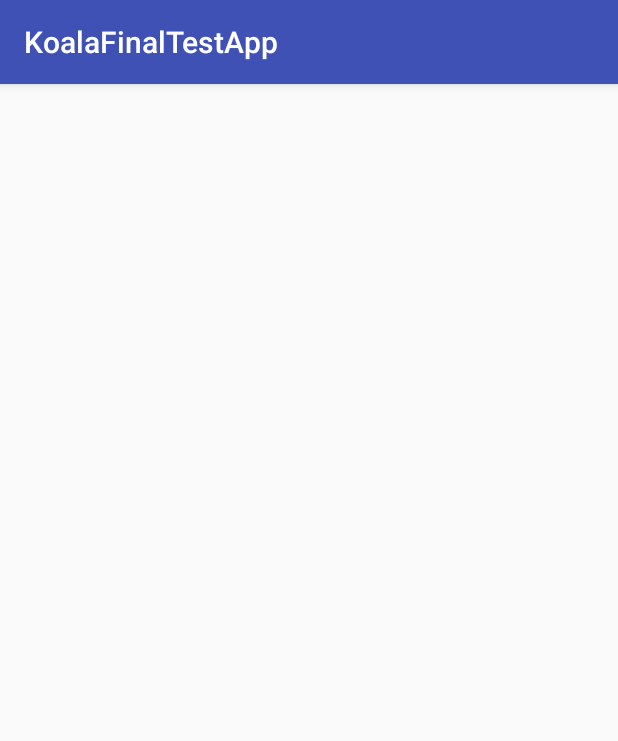
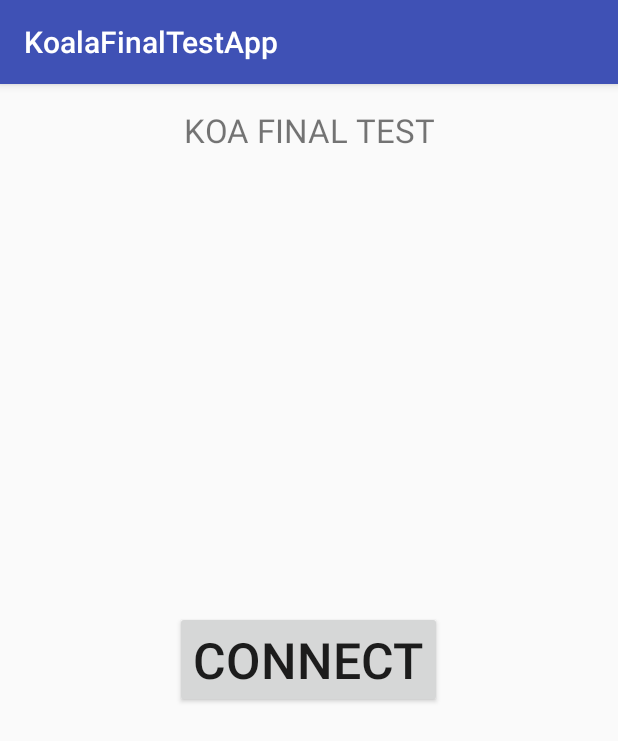
Before and after one commit to DevinLow/koala, an Android app: the screen it shows after launch (MainActivity), after a tap on "cancel", on a phone screen of 412 x 824 dp. Shown: the top 741 px of the screen. Run offline under Robolectric (Android 15) with nearby library versions, the phone set to English and light mode, and no system bars; libraries missing offline, so code that uses them is left out: com.ospicon.koalasdk; 20 statements that could not run were skipped; 1 other tap on this screen came first.

Commit message:
add layout_result_windows add Class configinfo

```diff
--- a/app/src/main/java/com/ospicon/koalafinaltestapp/MainActivity.java
+++ b/app/src/main/java/com/ospicon/koalafinaltestapp/MainActivity.java
@@ -1,6 +1,7 @@
 package com.ospicon.koalafinaltestapp;
 
 import android.bluetooth.BluetoothDevice;
+import android.os.Parcel;
 import android.support.v7.app.AppCompatActivity;
 import android.os.Bundle;
 import android.util.Log;
@@ -51,6 +52,25 @@ public class MainActivity extends AppCompatActivity implements KoalaInterface {
     public int mFiber;
     public int mSound;
     public int mPacketCount;
+
+    public LinearLayout layoutResutWindow;
+   // public TextView tv_title;
+    public TextView tv_matname;
+    public TextView tv_btaddr;
+    public TextView tv_matfw;
+    public TextView tv_btfw;
+    public TextView tv_matmodel;
+    public TextView tv_matrssi;
+    public TextView tv_soundlvllow;
+    public TextView tv_soundlvlhigh;
+    public TextView tv_breath;
+    public TextView tv_temperature;
+    public TextView tv_nobreath;
+    public TextView tv_outofmat;
+    public TextView tv_factroyreset;
+    public TextView tv_result;
+    public Button bt_test1;
+    public Button bt_test2;
     @Override
     protected void onCreate(Bundle savedInstanceState) {
         super.onCreate(savedInstanceState);
@@ -60,15 +80,16 @@ public class MainActivity extends AppCompatActivity implements KoalaInterface {
 
         mConnectStatus=1;// means disconnect
         initAccessoryWindow();
+        initResultWindow();
         btConnect = (Button) findViewById(R.id.bt_connect);
         btConnect.setOnClickListener(new View.OnClickListener() {
             @Override
             public void onClick(View v) {
-//                if(mConnectStatus==0){
-//                    koalaSDK.disconnectKoala();
-//                } else if(mConnectStatus==1 || mConnectStatus==2){
-//                    koalaSDK.scanKoala(true);
-//                }
+                if (mConnectStatus == 0) {
+                    koalaSDK.disconnectKoala();
+                } else if (mConnectStatus == 1 || mConnectStatus == 2) {
+                    koalaSDK.scanKoala(true);
+                }
                 showAccessoryWindow();
                 btConnect.setVisibility(View.GONE);
             }
@@ -87,7 +108,7 @@ public class MainActivity extends AppCompatActivity implements KoalaInterface {
         btnCancelAccessory.setOnClickListener(new View.OnClickListener() {
             @Override
             public void onClick(View v) {
-                btConnect.setVisibility(View.GONE);
+                btConnect.setVisibility(View.VISIBLE);
                 layoutAccessoryWindow.setVisibility(View.INVISIBLE);
             }
         });
@@ -100,6 +121,7 @@ public class MainActivity extends AppCompatActivity implements KoalaInterface {
                 deviceAdapter.setSelectedIndex(position);
                 deviceAdapter.notifyDataSetChanged();
                 BleDevice device = deviceList.get(position);
+                koalaSDK.connectKoala(device.addr);
             }
         });
     }
@@ -121,6 +143,43 @@ public class MainActivity extends AppCompatActivity implements KoalaInterface {
             deviceList.add(device);
         }
         deviceAdapter.notifyDataSetChanged();
+    }
+    private void initResultWindow(){
+        layoutResutWindow=(LinearLayout)findViewById(R.id.layout_result_window);
+        layoutResutWindow.setVisibility(View.INVISIBLE);
+        tv_matname=(TextView)findViewById(R.id.tv_matname);
+        tv_btaddr=(TextView)findViewById(R.id.tv_btaddr);
+        tv_matfw=(TextView)findViewById(R.id.tv_matfw);
+        tv_btfw=(TextView)findViewById(R.id.tv_btfw);
+        tv_matmodel=(TextView)findViewById(R.id.tv_matmodel);
+        tv_matrssi=(TextView)findViewById(R.id.tv_matrssi);
+        tv_soundlvllow=(TextView)findViewById(R.id.tv_soundlvllow);
+        tv_soundlvlhigh=(TextView)findViewById(R.id.tv_soundlvlhigh);
+        tv_breath=(TextView)findViewById(R.id.tv_breath);
+        tv_temperature=(TextView)findViewById(R.id.tv_temperature);
+        tv_nobreath=(TextView)findViewById(R.id.tv_nobreath);
+        tv_outofmat=(TextView)findViewById(R.id.tv_outofmat);
+        tv_factroyreset=(TextView)findViewById(R.id.tv_factroyreset);
+        tv_result=(TextView)findViewById(R.id.tv_result);
+        bt_test1=(Button)findViewById(R.id.bt_test1);
+        bt_test2=(Button)findViewById(R.id.bt_test2);
+        bt_test1.setOnClickListener(new View.OnClickListener(){
+
+            @Override
+            public void onClick(View v) {
+
+            }
+        });
+        bt_test2.setOnClickListener(new View.OnClickListener(){
+
+            @Override
+            public void onClick(View v) {
+
+            }
+        });
+    }
+    public void showResultWindow(){
+        layoutResutWindow.setVisibility(View.VISIBLE);
     }
     //Notify the download completed for the day (year, month, day) (callback)
     @Override
@@ -154,17 +213,21 @@ public class MainActivity extends AppCompatActivity implements KoalaInterface {
 //    Message = description of status
 //    Status 0 = connected, 1 = disconnected, 2 = failed
     @Override
-    public void connectionStatus(int status, String message) {
+    public void connectionStatus(int status, final String message) {
         mConnectStatus = status;
+      //  Log.e("mConnectStatus",""+mConnectStatus+message);
         handler.post(new Runnable(){
             @Override
             public void run() {
                 if (mConnectStatus == 0) {
-                    btConnect.setText(DISCONNECT);
+                    //btConnect.setText(DISCONNECT);
+                    layoutAccessoryWindow.setVisibility(View.GONE);
+                    showResultWindow();
                 } else if(mConnectStatus == 1 || mConnectStatus == 2 ) {
-                    btConnect.setText(CONNECT);
+                    layoutAccessoryWindow.setVisibility(View.GONE);
+                    btConnect.setVisibility(View.VISIBLE);
                 } else if(mConnectStatus == 3 ) {
-                    btConnect.setText(CONNECTING);
+                  //  btConnect.setText(CONNECTING);
                 }
             }
         });
@@ -193,9 +256,9 @@ public class MainActivity extends AppCompatActivity implements KoalaInterface {
     @Override
     public void koalaDeviceFound(String name, String mac) {
         if(name.toLowerCase().contains("safetosleep")){
-            Log.e("DEVICE" , "Device Found with mac: "+ name + " " + mac);
+          //  Log.e("DEVICE" , "Device Found with mac: "+ name + " " + mac);
             // Toast.makeText(context ,  "Device Found with mac: "+ name + " " + mac, Toast.LENGTH_SHORT).show();
-            BleDevice bleDevice = null;
+            BleDevice bleDevice = new BleDevice(Parcel.obtain());
             bleDevice.name=name;
             bleDevice.addr=mac;
             MainActivity.refreshDeviceList(bleDevice);
--- a/app/src/main/res/layout/activity_main.xml
+++ b/app/src/main/res/layout/activity_main.xml
@@ -8,7 +8,19 @@
     android:paddingRight="@dimen/activity_horizontal_margin"
     android:paddingTop="@dimen/activity_vertical_margin"
     tools:context="com.ospicon.koalafinaltestapp.MainActivity">
-
+    <LinearLayout
+        android:id="@+id/l_title"
+        android:layout_width="match_parent"
+        android:layout_height="wrap_content"
+        android:orientation="horizontal">
+        <TextView
+            android:id="@+id/tv_title"
+            android:layout_width="match_parent"
+            android:layout_height="wrap_content"
+            android:text="KOA FINAL TEST"
+            android:textAlignment="center"
+            android:textSize="22dp"/>
+    </LinearLayout>
     <Button
         android:layout_width="wrap_content"
         android:layout_height="wrap_content"
@@ -23,4 +35,11 @@
         android:layout_height="match_parent">
         <include layout="@layout/layout_accessory_window" />
     </LinearLayout>
+    <LinearLayout
+        android:id="@+id/layout_result_window"
+        android:layout_below="@+id/l_title"
+        android:layout_width="match_parent"
+        android:layout_height="wrap_content">
+        <include layout="@layout/layout_result_window" />
+    </LinearLayout>
 </RelativeLayout>
```
